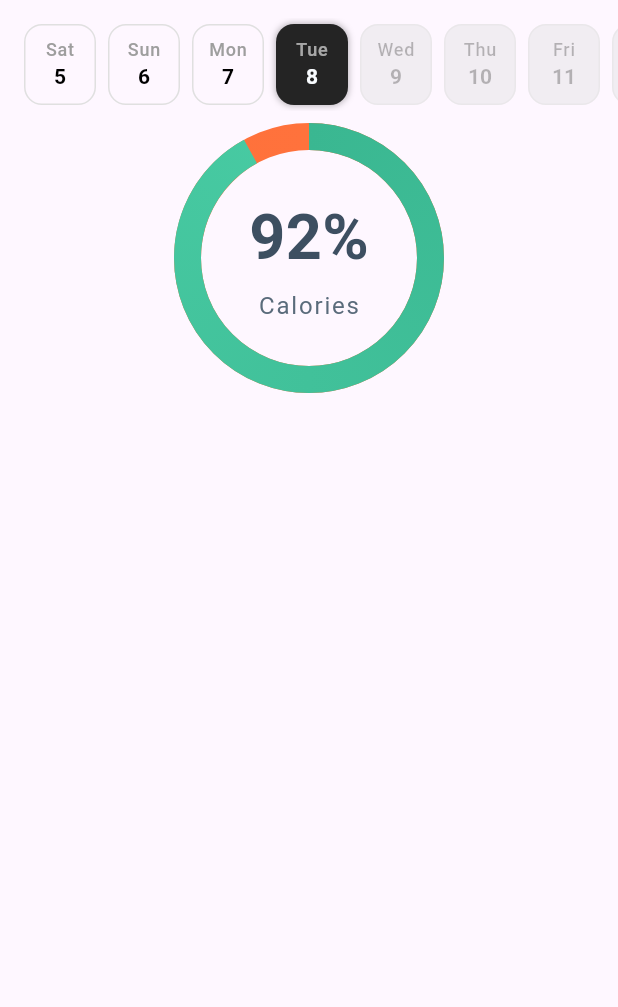
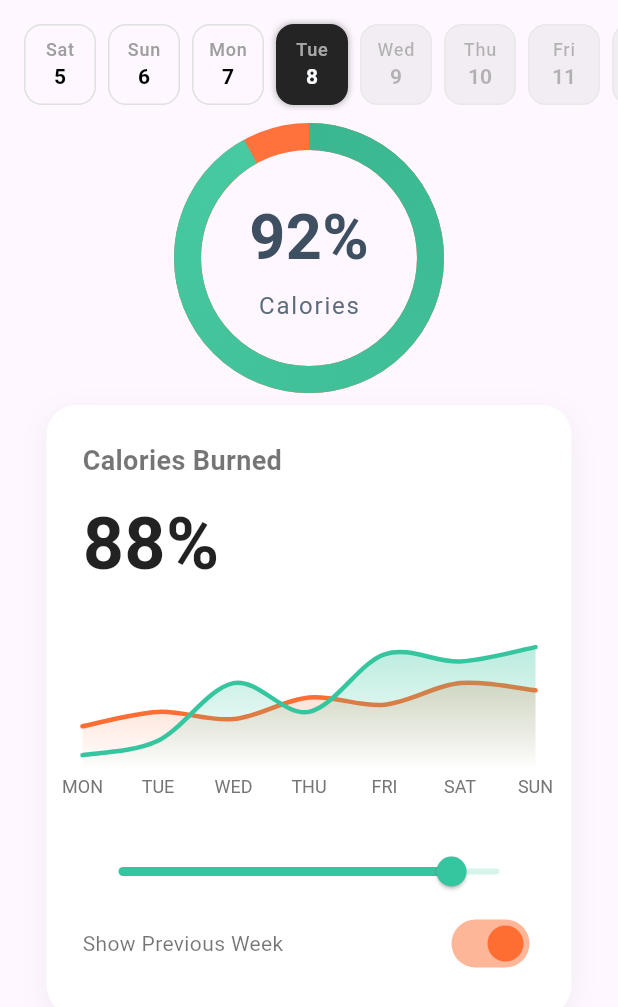
Before and after one commit to hamidjalili59/zest, a Flutter app: the screen it shows after launch, after a tap on "ورود به صفحه اصلی", on a phone screen of 412 x 824 dp. Shown: the top 1007 px of the screen. Run offline on Flutter 3.47's test engine with Material 3 defaults, Android fonts, the light colour scheme and no system bars; our stand-ins replace dio, drift, drift_flutter, equatable, flutter_svg, freezed_annotation and 6 more; missing offline and left inert: dio_smart_retry; accounts and stored records are empty; generated files the repository leaves out were written again.

Commit message:
chore: add linear chart

```diff
--- a/lib/src/features/home/presentation/pages/home_page.dart
+++ b/lib/src/features/home/presentation/pages/home_page.dart
@@ -2,6 +2,7 @@ import 'package:flutter/material.dart';
 import 'package:zest/src/core/constants/general_constants.dart';
 import 'package:zest/src/features/home/presentation/widgets/day_counter_widget.dart';
 import 'package:zest/src/features/home/presentation/widgets/home_day_details_widget.dart';
+import 'package:zest/src/features/home/presentation/widgets/linear_chart_widget.dart';
 
 class HomePage extends StatefulWidget {
   const HomePage({super.key});
@@ -22,6 +23,7 @@ class _HomePageState extends State<HomePage> {
               const SizedBox(height: GeneralConstants.kSmallSpacing),
               DayCounterWidget(key: widget.key),
               const HomeDayDetailsWidget(),
+              CalorieChartWidget(),
             ],
           ),
         ),
--- /dev/null
+++ b/lib/src/features/home/presentation/widgets/linear_chart_widget.dart
@@ -0,0 +1,252 @@
+import 'dart:ui' as ui;
+
+import 'package:flutter/material.dart';
+import 'package:zest/src/core/constants/app_theme.dart';
+
+class CalorieChartWidget extends StatefulWidget {
+  const CalorieChartWidget({super.key});
+
+  @override
+  State<CalorieChartWidget> createState() => _CalorieChartWidgetState();
+}
+
+class _CalorieChartWidgetState extends State<CalorieChartWidget> {
+  double _percentage = 88.0;
+  bool _showSecondaryChart = true;
+
+  // داده‌های نمودار اصلی (سبز)
+  final List<double> _primaryChartData = [0.1, 0.2, 0.6, 0.4, 0.8, 0.75, 0.85];
+  // داده‌های نمودار دوم (نارنجی)
+  final List<double> _secondaryChartData = [0.3, 0.4, 0.35, 0.5, 0.45, 0.6, 0.55];
+
+  final List<String> _dayLabels = ['MON', 'TUE', 'WED', 'THU', 'FRI', 'SAT', 'SUN'];
+
+  @override
+  Widget build(BuildContext context) {
+    return Container(
+      width: 350,
+      padding: const EdgeInsets.all(24.0),
+      decoration: BoxDecoration(
+        color: Colors.white,
+        borderRadius: BorderRadius.circular(20.0),
+        boxShadow: [
+          BoxShadow(
+            color: Colors.black.withOpacity(0.05),
+            blurRadius: 15,
+            offset: const Offset(0, 5),
+          ),
+        ],
+      ),
+      child: Column(
+        mainAxisSize: MainAxisSize.min,
+        crossAxisAlignment: CrossAxisAlignment.start,
+        children: [
+          const Text(
+            'Calories Burned',
+            style: TextStyle(
+              fontSize: 18,
+              fontWeight: FontWeight.w600,
+              color: Colors.black54,
+            ),
+          ),
+          const SizedBox(height: 8),
+          Text(
+            '${_percentage.toInt()}%',
+            style: const TextStyle(
+              fontSize: 48,
+              fontWeight: FontWeight.bold,
+              color: Colors.black87,
+            ),
+          ),
+          const SizedBox(height: 20),
+          SizedBox(
+            height: 120,
+            child: CustomPaint(
+              painter: _ChartPainter(
+                primaryData: _primaryChartData,
+                secondaryData: _secondaryChartData,
+                showSecondary: _showSecondaryChart,
+                labels: _dayLabels,
+                progress: _percentage / 100.0,
+              ),
+              size: Size.infinite,
+            ),
+          ),
+          const SizedBox(height: 20),
+          Slider(
+            value: _percentage,
+            min: 0,
+            max: 100,
+            divisions: 100,
+            label: '${_percentage.toInt()}%',
+            activeColor: const Color(0xFF35C6A0),
+            inactiveColor: const Color(0xFF35C6A0).withOpacity(0.2),
+            onChanged: (double value) {
+              setState(() {
+                _percentage = value;
+              });
+            },
+          ),
+          // سوییچ برای کنترل نمایش نمودار دوم
+          Row(
+            mainAxisAlignment: MainAxisAlignment.spaceBetween,
+            children: [
+              const Text(
+                'Show Previous Week',
+                style: TextStyle(color: Colors.black54),
+              ),
+              Switch(
+                value: _showSecondaryChart,
+                onChanged: (bool value) {
+                  setState(() {
+                    _showSecondaryChart = value;
+                  });
+                },
+                activeColor: const Color(0xFFFE6D32),
+              ),
+            ],
+          ),
+        ],
+      ),
+    );
+  }
+}
+
+class _ChartPainter extends CustomPainter {
+  final List<double> primaryData;
+  final List<double>? secondaryData;
+  final bool showSecondary;
+  final List<String> labels;
+  final double progress;
+
+  _ChartPainter({
+    required this.primaryData,
+    this.secondaryData,
+    this.showSecondary = false,
+    required this.labels,
+    required this.progress,
+  });
+
+  @override
+  void paint(Canvas canvas, Size size) {
+    final chartHeight = size.height * 0.8;
+    final labelHeight = size.height * 0.2;
+
+    // ترسیم نمودار دوم (نارنجی) در پس‌زمینه - اگر فعال باشد
+    if (showSecondary && secondaryData != null) {
+      final orangeLinePaint = Paint()
+        ..color = const Color(0xFFFE6D32)
+        ..style = PaintingStyle.stroke
+        ..strokeWidth = 3.0
+        ..strokeCap = StrokeCap.round;
+
+      final orangeFillPaint = Paint()
+        ..style = PaintingStyle.fill
+        ..shader = ui.Gradient.linear(
+          Offset(0, 0),
+          Offset(0, chartHeight),
+          [
+            const Color(0xFFFF723C).withOpacity(0.4),
+            const Color(0xFFFE6D32).withOpacity(0.0),
+          ],
+        );
+      _drawChartLine(canvas, size, secondaryData!, orangeLinePaint, orangeFillPaint, progress);
+    }
+
+    // ترسیم نمودار اصلی (سبز)
+    final greenLinePaint = Paint()
+      ..color = const Color(0xFF35C6A0)
+      ..style = PaintingStyle.stroke
+      ..strokeWidth = 3.0
+      ..strokeCap = StrokeCap.round;
+
+    final greenFillPaint = Paint()
+      ..style = PaintingStyle.fill
+      ..shader = ui.Gradient.linear(
+        Offset(0, 0),
+        Offset(0, chartHeight),
+        [
+          const Color(0xFF35C6A0).withOpacity(0.4),
+          const Color(0xFF35C6A0).withOpacity(0.0),
+        ],
+      );
+    _drawChartLine(canvas, size, primaryData, greenLinePaint, greenFillPaint, progress);
+
+    // ترسیم لیبل‌های محور X
+    _drawLabels(canvas, size, progress);
+  }
+
+  // تابع کمکی برای ترسیم یک خط نمودار
+  void _drawChartLine(Canvas canvas, Size size, List<double> data, Paint linePaint, Paint fillPaint, double progress) {
+    final chartHeight = size.height * 0.8;
+    final linePath = Path();
+    final fillPath = Path();
+    final stepX = size.width / (data.length - 1);
+    final visibleDataCount = (data.length * progress).ceil();
+
+    if (visibleDataCount < 2) return;
+
+    final points = <Offset>[];
+    for (int i = 0; i < visibleDataCount; i++) {
+      final x = stepX * i;
+      final y = chartHeight - data[i] * chartHeight;
+      points.add(Offset(x, y));
+    }
+
+    linePath.moveTo(points.first.dx, points.first.dy);
+    fillPath.moveTo(points.first.dx, chartHeight);
+    fillPath.lineTo(points.first.dx, points.first.dy);
+
+    for (int i = 0; i < points.length - 1; i++) {
+      final p0 = i > 0 ? points[i - 1] : points[i];
+      final p1 = points[i];
+      final p2 = points[i + 1];
+      final p3 = (i + 2 < points.length) ? points[i + 2] : p2;
+
+      final cp1x = p1.dx + (p2.dx - p0.dx) / 6;
+      final cp1y = p1.dy + (p2.dy - p0.dy) / 6;
+      final cp2x = p2.dx - (p3.dx - p1.dx) / 6;
+      final cp2y = p2.dy - (p3.dy - p1.dy) / 6;
+
+      linePath.cubicTo(cp1x, cp1y, cp2x, cp2y, p2.dx, p2.dy);
+      fillPath.cubicTo(cp1x, cp1y, cp2x, cp2y, p2.dx, p2.dy);
+    }
+
+    fillPath.lineTo(points.last.dx, chartHeight);
+    fillPath.close();
+
+    canvas.drawPath(fillPath, fillPaint);
+    canvas.drawPath(linePath, linePaint);
+  }
+
+  // تابع کمکی برای ترسیم لیبل‌ها
+  void _drawLabels(Canvas canvas, Size size, double progress) {
+    final chartHeight = size.height * 0.8;
+    final labelHeight = size.height * 0.2;
+    final stepX = size.width / (labels.length - 1);
+    final visibleLabelCount = (labels.length * progress).ceil();
+
+    for (int i = 0; i < visibleLabelCount; i++) {
+      final label = labels[i];
+      final textPainter = TextPainter(
+        text: TextSpan(
+          text: label,
+          style: TextStyle(color: Colors.grey[600], fontSize: 12),
+        ),
+        textDirection: TextDirection.ltr,
+      );
+      textPainter.layout();
+      final x = stepX * i - textPainter.width / 2;
+      final y = chartHeight + labelHeight * 0.2;
+      textPainter.paint(canvas, Offset(x, y));
+    }
+  }
+
+  @override
+  bool shouldRepaint(covariant _ChartPainter oldDelegate) {
+    return primaryData != oldDelegate.primaryData ||
+        secondaryData != oldDelegate.secondaryData ||
+        showSecondary != oldDelegate.showSecondary ||
+        progress != oldDelegate.progress;
+  }
+}
```
